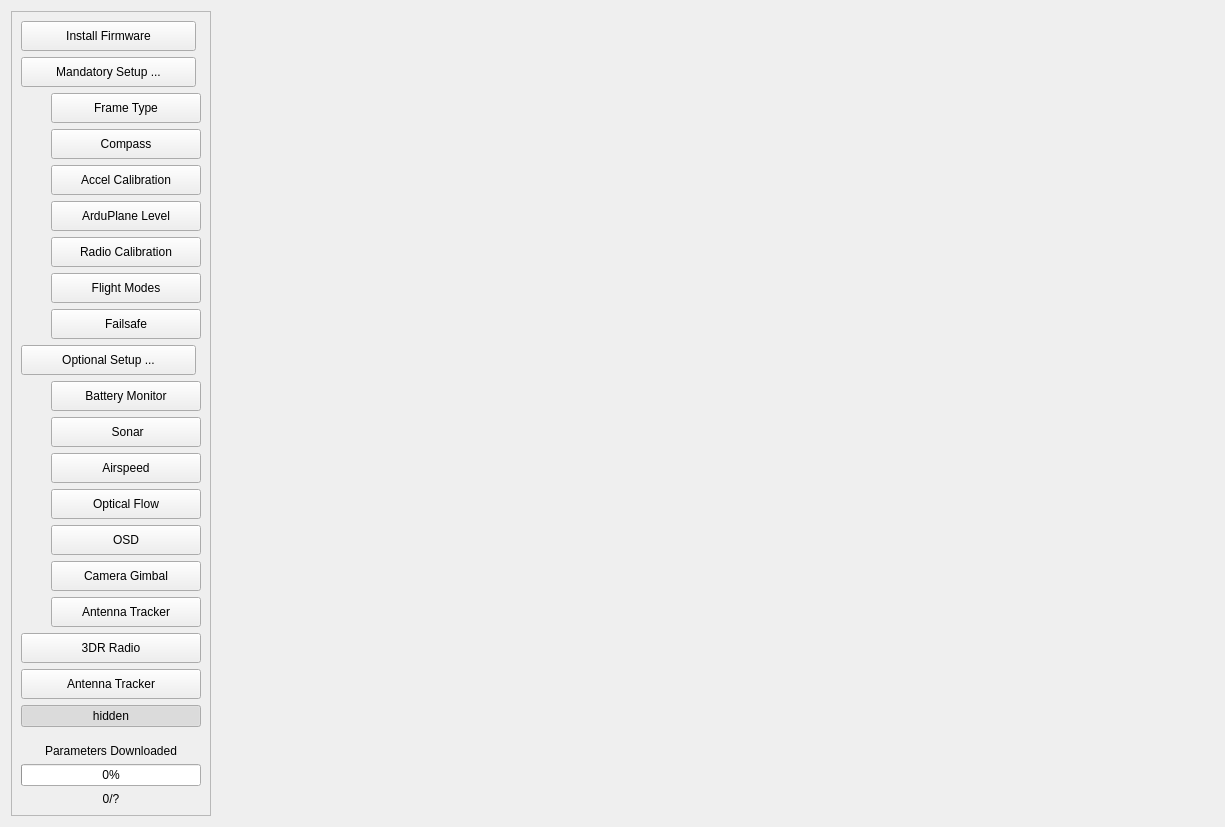
First picture: the form in src/ui/configuration/ApmHardwareConfig.ui, repository ArduPilot/apm_planner, before the edit.
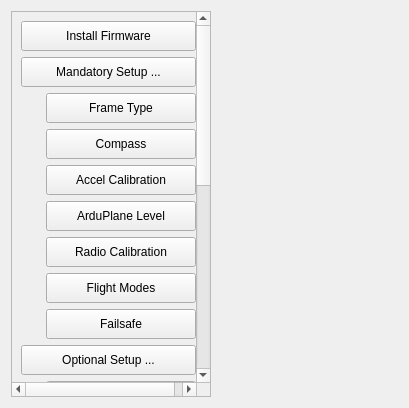
Second picture: the form after the edit. Icons and pictures are not drawn.

Commit message: Remove Firmware Option Buttons unless advanced mode selected

```diff
--- a/src/ui/configuration/ApmHardwareConfig.ui
+++ b/src/ui/configuration/ApmHardwareConfig.ui
@@ -6,8 +6,8 @@
    <rect>
     <x>0</x>
     <y>0</y>
-    <width>1225</width>
-    <height>827</height>
+    <width>409</width>
+    <height>408</height>
    </rect>
   </property>
   <property name="minimumSize">
@@ -49,7 +49,7 @@
         <x>0</x>
         <y>0</y>
         <width>199</width>
-        <height>801</height>
+        <height>747</height>
        </rect>
       </property>
       <layout class="QVBoxLayout" name="verticalLayout_12">
```
The commit also changes 6 other files.
